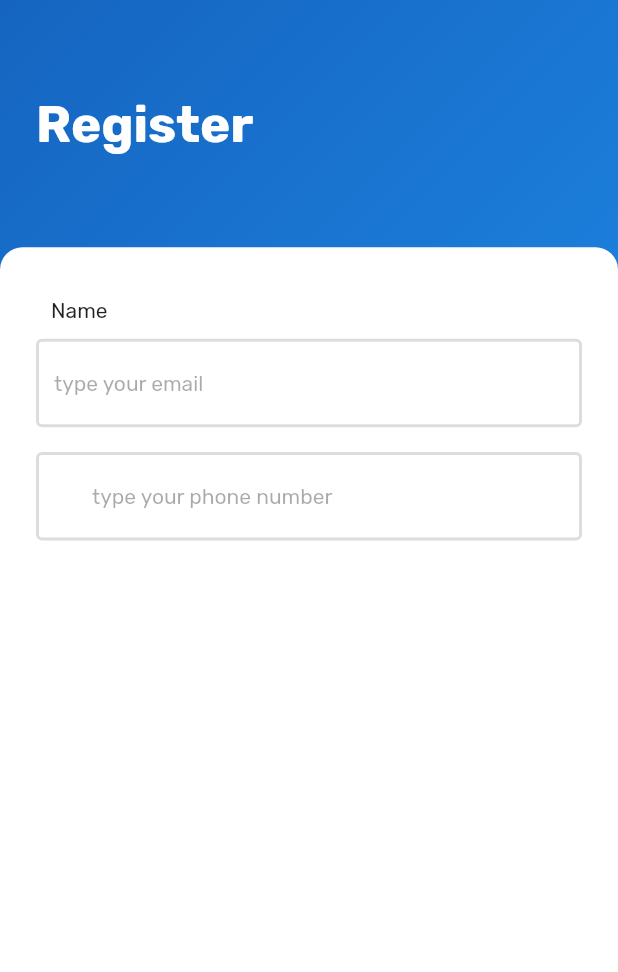
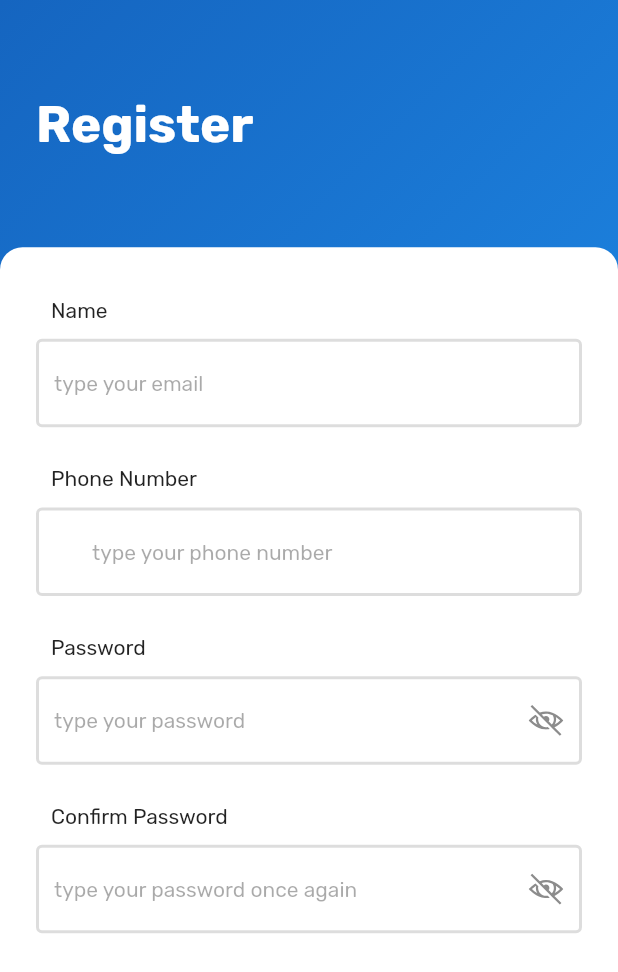
Before and after one commit to zanuar35/tirta_kita, a Flutter app: the screen it shows after launch, on a phone screen of 412 x 824 dp. Shown: the top 972 px of the screen. Run offline on Flutter 3.47's test engine with Material 2 defaults, Android fonts, the phone set to English and light mode, and no system bars; our stand-ins replace google_fonts, line_icons; missing offline and left inert: dart:html.

Commit message:
initial commit

```diff
--- a/lib/screen/login_screen/login_screen.dart
+++ b/lib/screen/login_screen/login_screen.dart
@@ -1,7 +1,6 @@
 import 'package:flutter/material.dart';
 import 'package:google_fonts/google_fonts.dart';
-import 'package:line_icons/line_icons.dart';
-import 'package:tirta_kita/constants.dart';
+import 'package:tirta_kita/shared/widget/input_password.dart';
 import 'package:tirta_kita/shared/widget/input_text.dart';
 import 'package:tirta_kita/shared/widget/label_text.dart';
 
@@ -93,30 +92,8 @@ class _LoginScreenState extends State<LoginScreen> {
                         LabelText(
                           text: 'Password',
                         ),
-                        TextField(
-                          decoration: InputDecoration(
-                            suffixIcon: Icon(LineIcons.eyeSlash),
-                            fillColor: Color(0xfff8f8f8),
-                            hintText: 'type your password',
-                            hintStyle: GoogleFonts.rubik(
-                              textStyle: TextStyle(
-                                fontSize: 14,
-                                fontWeight: FontWeight.w400,
-                                color: Color(0xff2A2A2A).withOpacity(0.40),
-                              ),
-                            ),
-                            enabledBorder: OutlineInputBorder(
-                              borderRadius: BorderRadius.circular(4),
-                              borderSide: BorderSide(
-                                  color: kBorderColor.withOpacity(0.3),
-                                  width: 2),
-                            ),
-                            focusedBorder: OutlineInputBorder(
-                              borderRadius: BorderRadius.circular(4),
-                              borderSide:
-                                  BorderSide(color: Colors.blue, width: 2.4),
-                            ),
-                          ),
+                        InputPassword(
+                          hintText: 'type your password',
                         ),
                         SizedBox(
                           height: MediaQuery.of(context).size.height / 50,
--- a/lib/screen/sign_up/sign_up_screen.dart
+++ b/lib/screen/sign_up/sign_up_screen.dart
@@ -1,7 +1,11 @@
+import 'dart:html';
+
 import 'package:flutter/material.dart';
 import 'package:google_fonts/google_fonts.dart';
 import 'package:line_icons/line_icons.dart';
+import 'package:tirta_kita/constants.dart';
 import 'package:tirta_kita/screen/login_screen/widget/loginBtn.dart';
+import 'package:tirta_kita/shared/widget/input_password.dart';
 import 'package:tirta_kita/shared/widget/input_text.dart';
 import 'package:tirta_kita/shared/widget/label_text.dart';
 
@@ -74,9 +78,22 @@ class _SignUpScreenState extends State<SignUpScreen> {
                         SizedBox(
                           height: MediaQuery.of(context).size.height / 50,
                         ),
+                        LabelText(text: 'Phone Number'),
                         InputNo(
+                          hintText: 'type your phone number',
                           prefixText: '+62',
-                          hintText: 'type your phone number',
+                        ),
+                        SizedBox(
+                          height: MediaQuery.of(context).size.height / 50,
+                        ),
+                        LabelText(text: 'Password'),
+                        InputPassword(hintText: 'type your password'),
+                        SizedBox(
+                          height: MediaQuery.of(context).size.height / 50,
+                        ),
+                        LabelText(text: 'Confirm Password'),
+                        InputPassword(
+                          hintText: 'type your password once again',
                         )
                       ],
                     ),
--- /dev/null
+++ b/lib/shared/widget/input_password.dart
@@ -0,0 +1,40 @@
+import 'package:flutter/material.dart';
+import 'package:google_fonts/google_fonts.dart';
+import 'package:line_icons/line_icons.dart';
+
+import '../../constants.dart';
+
+class InputPassword extends StatelessWidget {
+  final String hintText;
+  const InputPassword({
+    this.hintText,
+    Key key,
+  }) : super(key: key);
+
+  @override
+  Widget build(BuildContext context) {
+    return TextField(
+      decoration: InputDecoration(
+        suffixIcon: Icon(LineIcons.eyeSlash),
+        fillColor: Color(0xfff8f8f8),
+        hintText: hintText,
+        hintStyle: GoogleFonts.rubik(
+          textStyle: TextStyle(
+            fontSize: 14,
+            fontWeight: FontWeight.w400,
+            color: Color(0xff2A2A2A).withOpacity(0.40),
+          ),
+        ),
+        enabledBorder: OutlineInputBorder(
+          borderRadius: BorderRadius.circular(4),
+          borderSide:
+              BorderSide(color: kBorderColor.withOpacity(0.3), width: 2),
+        ),
+        focusedBorder: OutlineInputBorder(
+          borderRadius: BorderRadius.circular(4),
+          borderSide: BorderSide(color: Colors.blue, width: 2.4),
+        ),
+      ),
+    );
+  }
+}
```
